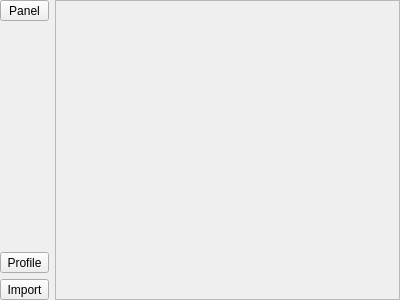
The window that src-qt5/core-utils/lumina-config/pages/page_interface_panels.ui (lumina-desktop/lumina) describes before a commit, drawn with Qt 5.
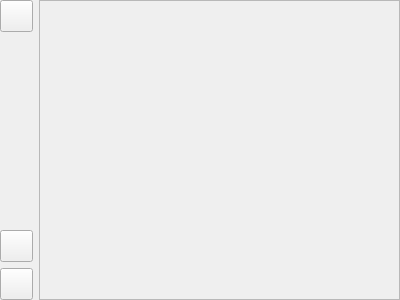
The same window after the commit.

Commit message: Added more missing icons

```diff
--- a/src-qt5/core-utils/lumina-config/pages/page_interface_panels.ui
+++ b/src-qt5/core-utils/lumina-config/pages/page_interface_panels.ui
@@ -36,11 +36,26 @@
          <verstretch>0</verstretch>
         </sizepolicy>
        </property>
+       <property name="minimumSize">
+        <size>
+         <width>0</width>
+         <height>0</height>
+        </size>
+       </property>
+       <property name="toolTip">
+        <string>Panel</string>
+       </property>
        <property name="text">
-        <string notr="true">Panel</string>
+        <string notr="true"/>
+       </property>
+       <property name="iconSize">
+        <size>
+         <width>25</width>
+         <height>25</height>
+        </size>
        </property>
        <property name="toolButtonStyle">
-        <enum>Qt::ToolButtonTextUnderIcon</enum>
+        <enum>Qt::ToolButtonIconOnly</enum>
        </property>
       </widget>
      </item>
@@ -65,27 +80,69 @@
          <verstretch>0</verstretch>
         </sizepolicy>
        </property>
-       <property name="text">
+       <property name="minimumSize">
+        <size>
+         <width>0</width>
+         <height>0</height>
+        </size>
+       </property>
+       <property name="maximumSize">
+        <size>
+         <width>16777215</width>
+         <height>16777215</height>
+        </size>
+       </property>
+       <property name="toolTip">
         <string>Profile</string>
        </property>
+       <property name="text">
+        <string/>
+       </property>
+       <property name="iconSize">
+        <size>
+         <width>25</width>
+         <height>25</height>
+        </size>
+       </property>
        <property name="popupMode">
         <enum>QToolButton::InstantPopup</enum>
        </property>
        <property name="toolButtonStyle">
-        <enum>Qt::ToolButtonTextUnderIcon</enum>
+        <enum>Qt::ToolButtonIconOnly</enum>
        </property>
       </widget>
      </item>
      <item>
       <widget class="QToolButton" name="tool_import">
-       <property name="text">
+       <property name="sizePolicy">
+        <sizepolicy hsizetype="Preferred" vsizetype="Fixed">
+         <horstretch>0</horstretch>
+         <verstretch>0</verstretch>
+        </sizepolicy>
+       </property>
+       <property name="minimumSize">
+        <size>
+         <width>0</width>
+         <height>0</height>
+        </size>
+       </property>
+       <property name="toolTip">
         <string>Import</string>
        </property>
+       <property name="text">
+        <string/>
+       </property>
+       <property name="iconSize">
+        <size>
+         <width>25</width>
+         <height>25</height>
+        </size>
+       </property>
        <property name="popupMode">
         <enum>QToolButton::InstantPopup</enum>
        </property>
        <property name="toolButtonStyle">
-        <enum>Qt::ToolButtonTextUnderIcon</enum>
+        <enum>Qt::ToolButtonIconOnly</enum>
        </property>
       </widget>
      </item>
@@ -107,7 +164,7 @@
        <rect>
         <x>0</x>
         <y>0</y>
-        <width>336</width>
+        <width>358</width>
         <height>298</height>
        </rect>
       </property>
```
The commit also changes 5 other files.
